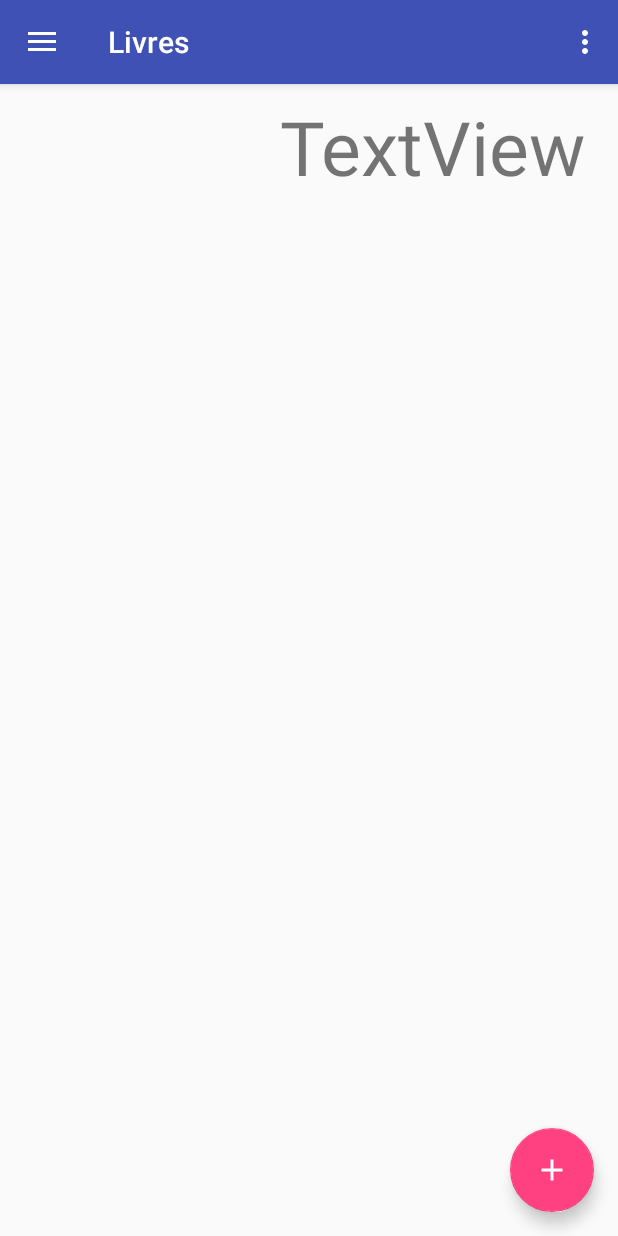
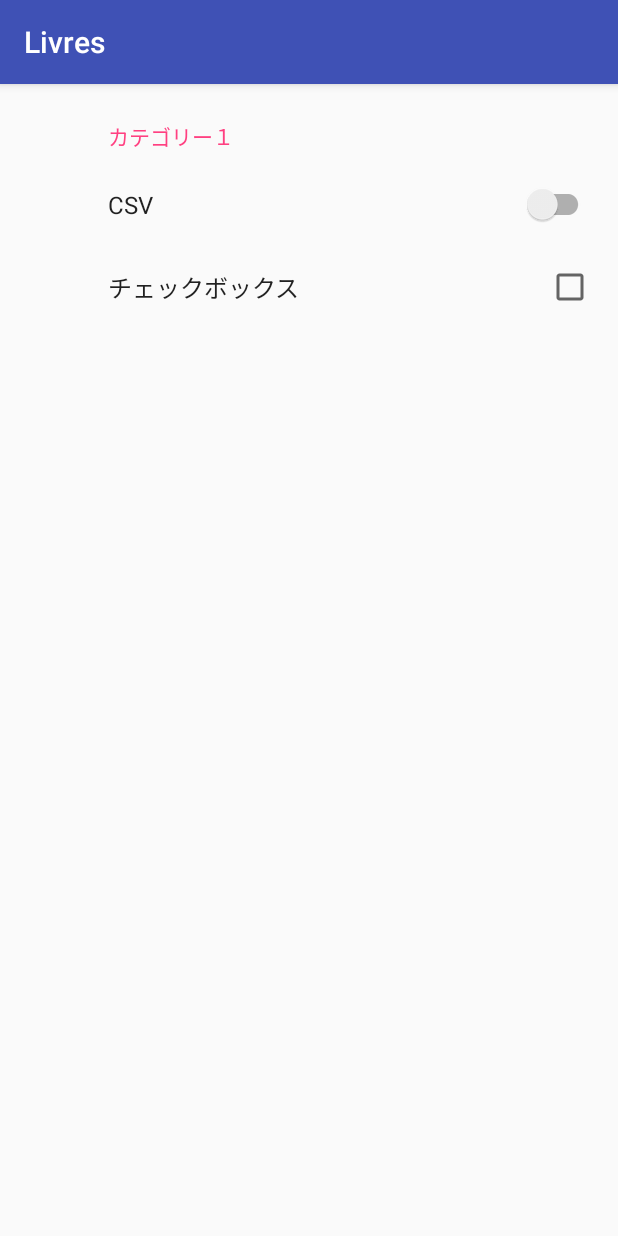
Before and after one commit to yuki2501/Livres, an Android app: the MainActivity screen opened directly, with no data from a screen before it, in the options menu, after a tap on "Settings", on a phone screen of 412 x 824 dp. Run offline under Robolectric (Android 15) with nearby library versions, the phone set to English and light mode, and no system bars; our stand-ins replace androidx.preference; 1 statement that could not run was skipped.

Commit message:
Bug Fix.

```diff
--- a/app/build.gradle
+++ b/app/build.gradle
@@ -20,7 +20,7 @@ android {
 }
 
 dependencies {
-    compile fileTree(dir: 'libs', include: ['*.jar'])
+    compile fileTree(include: ['*.jar'], dir: 'libs')
     compile 'com.android.support:support-v4:26.0.0-beta1'
     androidTestCompile('com.android.support.test.espresso:espresso-core:2.2.2', {
         exclude group: 'com.android.support', module: 'support-annotations'
@@ -29,4 +29,7 @@ dependencies {
     compile 'com.android.support:design:26.+'
     testCompile 'junit:junit:4.12'
     compile 'com.android.support.constraint:constraint-layout:1.0.2'
+    compile 'com.android.support:preference-v7:25.0.0'
+    compile 'com.android.support:preference-v14:25.0.0'
+
 }
--- a/app/src/main/java/com/example/shitenshi/livres/MainActivity.java
+++ b/app/src/main/java/com/example/shitenshi/livres/MainActivity.java
@@ -75,6 +75,8 @@ public class MainActivity extends AppCompatActivity {
 
         //noinspection SimplifiableIfStatement
         if (id == R.id.action_settings) {
+            Intent intent = new Intent(MainActivity.this,PreferenceActivity.class);
+            startActivity(intent);
             return true;
         }
 
--- /dev/null
+++ b/app/src/main/java/com/example/shitenshi/livres/PreferenceActivity.java
@@ -0,0 +1,14 @@
+package com.example.shitenshi.livres;
+
+import android.preference.PreferenceFragment;
+import android.support.v7.app.AppCompatActivity;
+import android.os.Bundle;
+
+public  class  PreferenceActivity extends AppCompatActivity implements PrefsFragment.OnFragmentInteractionListener {
+
+    @Override
+    protected void onCreate(Bundle savedInstanceState) {
+        super.onCreate(savedInstanceState);
+        setContentView(R.layout.activity_preference);
+    }
+}
--- /dev/null
+++ b/app/src/main/java/com/example/shitenshi/livres/PrefsFragment.java
@@ -0,0 +1,39 @@
+package com.example.shitenshi.livres;
+
+import android.content.Context;
+import android.os.Bundle;
+import android.support.v7.preference.PreferenceFragmentCompat;
+
+/**
+ * Created by masuken111 on 2017/11/24.
+ */
+
+public class PrefsFragment extends PreferenceFragmentCompat{
+
+    private OnFragmentInteractionListener mListener;
+
+    @Override
+    public void onCreatePreferences(Bundle savedInstanceState, String rootKey) {
+        // Load the preferences from an XML resource
+        setPreferencesFromResource(R.xml.preferences, rootKey);
+    }
+
+    @Override
+    public void onAttach(Context context) {
+        super.onAttach(context);
+        if (context instanceof OnFragmentInteractionListener) {
+            mListener = (OnFragmentInteractionListener) context;
+        } else {
+            throw new RuntimeException(context.toString()
+                    + " must implement OnFragmentInteractionListener");
+        }
+    }
+
+    @Override
+    public void onDetach() {
+        super.onDetach();
+        mListener = null;
+    }
+
+    public interface OnFragmentInteractionListener {}
+}
--- /dev/null
+++ b/app/src/main/res/layout/activity_preference.xml
@@ -0,0 +1,15 @@
+<?xml version="1.0" encoding="utf-8"?>
+<android.support.constraint.ConstraintLayout xmlns:android="http://schemas.android.com/apk/res/android"
+    xmlns:app="http://schemas.android.com/apk/res-auto"
+    xmlns:tools="http://schemas.android.com/tools"
+    android:layout_width="match_parent"
+    android:layout_height="match_parent"
+    tools:context="com.example.shitenshi.livres.PreferenceActivity">
+    <fragment
+        android:id="@+id/preferences"
+        android:name="com.example.shitenshi.livres.PrefsFragment"
+        android:layout_width="match_parent"
+        android:layout_height="match_parent"
+        app:layout_behavior="@string/appbar_scrolling_view_behavior" />
+
+</android.support.constraint.ConstraintLayout>
--- a/app/src/main/res/values/style.xml
+++ b/app/src/main/res/values/style.xml
@@ -17,4 +17,8 @@
 
     <style name="AppTheme.PopupOverlay" parent="ThemeOverlay.AppCompat.Light" />
 
+    <style name="AppTheme.PreferenceTheme">
+        <item name="preferenceTheme">@style/PreferenceThemeOverlay</item>
+    </style>
+
 </resources>
--- /dev/null
+++ b/app/src/main/res/xml/preferences.xml
@@ -0,0 +1,16 @@
+<?xml version="1.0" encoding="utf-8"?>
+<PreferenceScreen xmlns:android="http://schemas.android.com/apk/res/android">
+
+    <PreferenceCategory android:title="カテゴリー１">
+
+        <SwitchPreferenceCompat
+            android:defaultValue="false"
+            android:key="switch_preference"
+            android:title="CSV" />
+        <CheckBoxPreference
+            android:defaultValue="false"
+            android:key="check_box_preference"
+            android:title="チェックボックス" />
+    </PreferenceCategory>
+
+</PreferenceScreen>
--- a/build.gradle
+++ b/build.gradle
@@ -3,6 +3,7 @@
 buildscript {
     repositories {
         jcenter()
+        google()
     }
     dependencies {
         classpath 'com.android.tools.build:gradle:2.3.3'
@@ -15,6 +16,7 @@ buildscript {
 allprojects {
     repositories {
         jcenter()
+        google()
     }
 }
 
```
Also changed, not shown: app/src/main/AndroidManifest.xml (+4 -4 lines), app/src/main/java/com/example/shitenshi/livres/AddActivity.java (+62 -11 lines).
